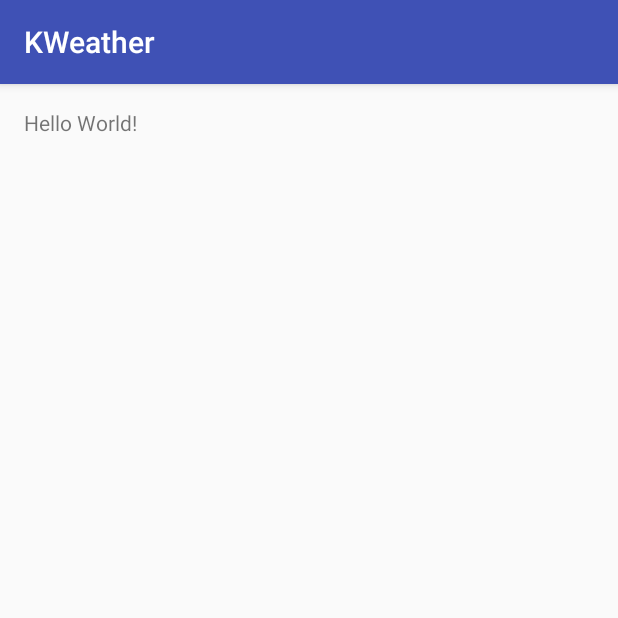
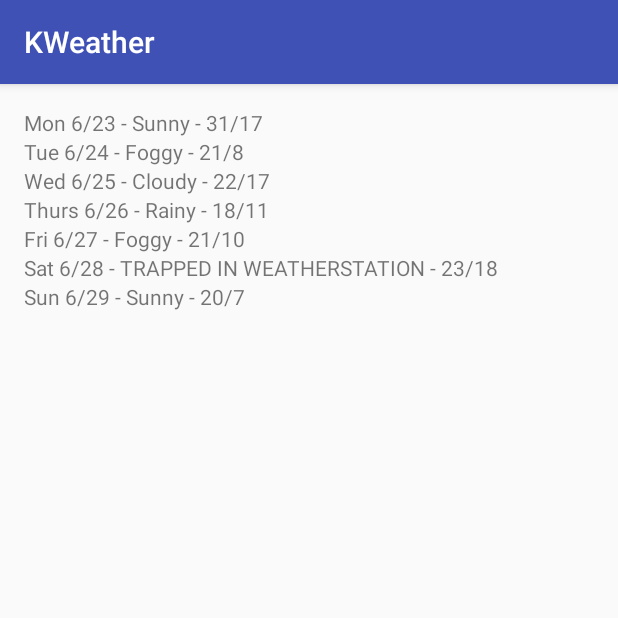
Before and after one commit to flykule/KWeather, an Android app: the screen it shows after launch (MainActivity), on a phone screen of 412 x 824 dp, the top half of it. Run offline under Robolectric (Android 15) with nearby library versions, the phone set to English and light mode, and no system bars.

Commit message:
添加RecyclerView以及适配器

```diff
--- a/app/src/main/java/com/example/administrator/kweather/MainActivity.kt
+++ b/app/src/main/java/com/example/administrator/kweather/MainActivity.kt
@@ -2,11 +2,26 @@ package com.example.administrator.kweather
 
 import android.os.Bundle
 import android.support.v7.app.AppCompatActivity
+import android.support.v7.widget.LinearLayoutManager
+import android.support.v7.widget.RecyclerView
+import com.example.administrator.kweather.adapter.ForecastListAdapter
 
 class MainActivity : AppCompatActivity() {
 
     override fun onCreate(savedInstanceState: Bundle?) {
         super.onCreate(savedInstanceState)
         setContentView(R.layout.activity_main)
+        val forecastList = findViewById(R.id.forecast_list) as RecyclerView
+        forecastList.layoutManager = LinearLayoutManager(this)
+        forecastList.adapter=ForecastListAdapter(items)
     }
+    private val items = listOf(
+            "Mon 6/23 - Sunny - 31/17",
+            "Tue 6/24 - Foggy - 21/8",
+            "Wed 6/25 - Cloudy - 22/17",
+            "Thurs 6/26 - Rainy - 18/11",
+            "Fri 6/27 - Foggy - 21/10",
+            "Sat 6/28 - TRAPPED IN WEATHERSTATION - 23/18",
+            "Sun 6/29 - Sunny - 20/7"
+    )
 }
--- /dev/null
+++ b/app/src/main/java/com/example/administrator/kweather/adapter/ForecastListAdapter.kt
@@ -0,0 +1,25 @@
+package com.example.administrator.kweather.adapter
+
+import android.support.v7.widget.RecyclerView
+import android.view.ViewGroup
+import android.widget.TextView
+
+/**
+ * Created by castle on 16-11-29.
+ * recyclerview的适配器
+ */
+class ForecastListAdapter(val items: List<String>) : RecyclerView.Adapter<ForecastListAdapter.ViewHolder>() {
+
+    override fun onBindViewHolder(holder: ViewHolder, position: Int) {
+        holder.textView.text=items[position]
+    }
+
+    override fun onCreateViewHolder(parent: ViewGroup, viewType: Int): ViewHolder {
+        return ViewHolder(TextView(parent.context))
+    }
+
+    override fun getItemCount(): Int =items.size
+
+    class ViewHolder(val textView: TextView) :RecyclerView.ViewHolder(textView)
+
+}
--- a/app/src/main/res/layout/activity_main.xml
+++ b/app/src/main/res/layout/activity_main.xml
@@ -1,5 +1,5 @@
 <?xml version="1.0" encoding="utf-8"?>
-<RelativeLayout
+<FrameLayout
     xmlns:android="http://schemas.android.com/apk/res/android"
     xmlns:tools="http://schemas.android.com/tools"
     android:id="@+id/activity_main"
@@ -11,8 +11,8 @@
     android:paddingBottom="@dimen/activity_vertical_margin"
     tools:context="com.example.administrator.kweather.MainActivity">
 
-    <TextView
-        android:layout_width="wrap_content"
-        android:layout_height="wrap_content"
-        android:text="Hello World!" />
-</RelativeLayout>
+    <android.support.v7.widget.RecyclerView
+        android:id="@+id/forecast_list"
+        android:layout_width="match_parent"
+        android:layout_height="match_parent"/>
+</FrameLayout>
--- a/gradle.properties
+++ b/gradle.properties
@@ -1,17 +1,18 @@
-# Project-wide Gradle settings.
-
-# IDE (e.g. Android Studio) users:
-# Gradle settings configured through the IDE *will override*
-# any settings specified in this file.
-
+## Project-wide Gradle settings.
+#
 # For more details on how to configure your build environment visit
 # http://www.gradle.org/docs/current/userguide/build_environment.html
-
+#
 # Specifies the JVM arguments used for the daemon process.
 # The setting is particularly useful for tweaking memory settings.
-org.gradle.jvmargs=-Xmx1536m
-
+# Default value: -Xmx1024m -XX:MaxPermSize=256m
+# org.gradle.jvmargs=-Xmx2048m -XX:MaxPermSize=512m -XX:+HeapDumpOnOutOfMemoryError -Dfile.encoding=UTF-8
+#
 # When configured, Gradle will run in incubating parallel mode.
 # This option should only be used with decoupled projects. More details, visit
 # http://www.gradle.org/docs/current/userguide/multi_project_builds.html#sec:decoupled_projects
 # org.gradle.parallel=true
+#Tue Nov 29 12:35:17 CST 2016
+systemProp.http.proxyHost=127.0.0.1
+org.gradle.jvmargs=-Xmx1536m
+systemProp.http.proxyPort=8087
```
